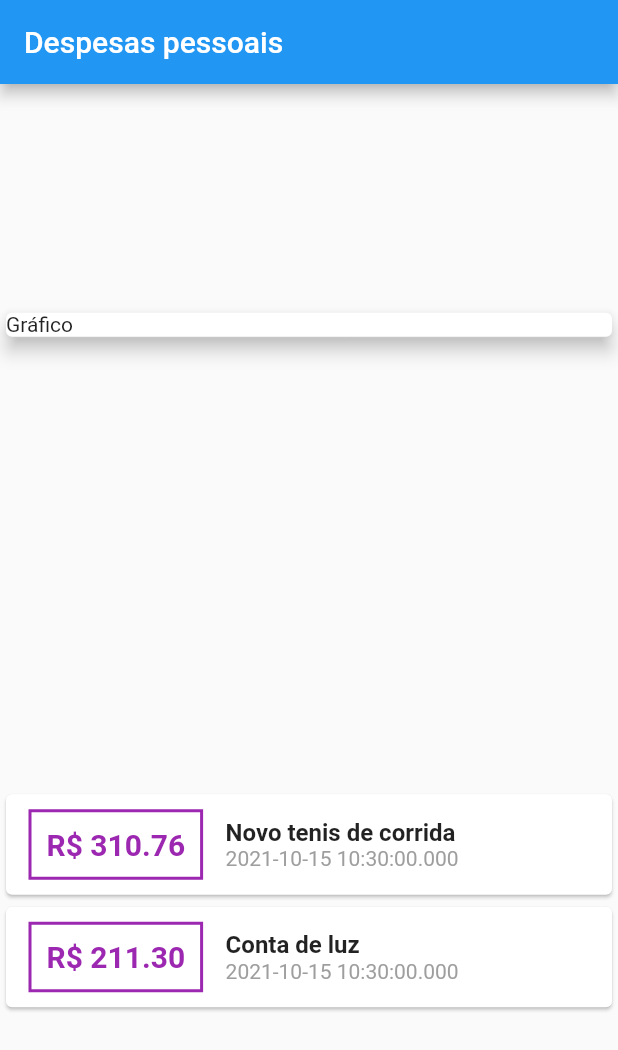
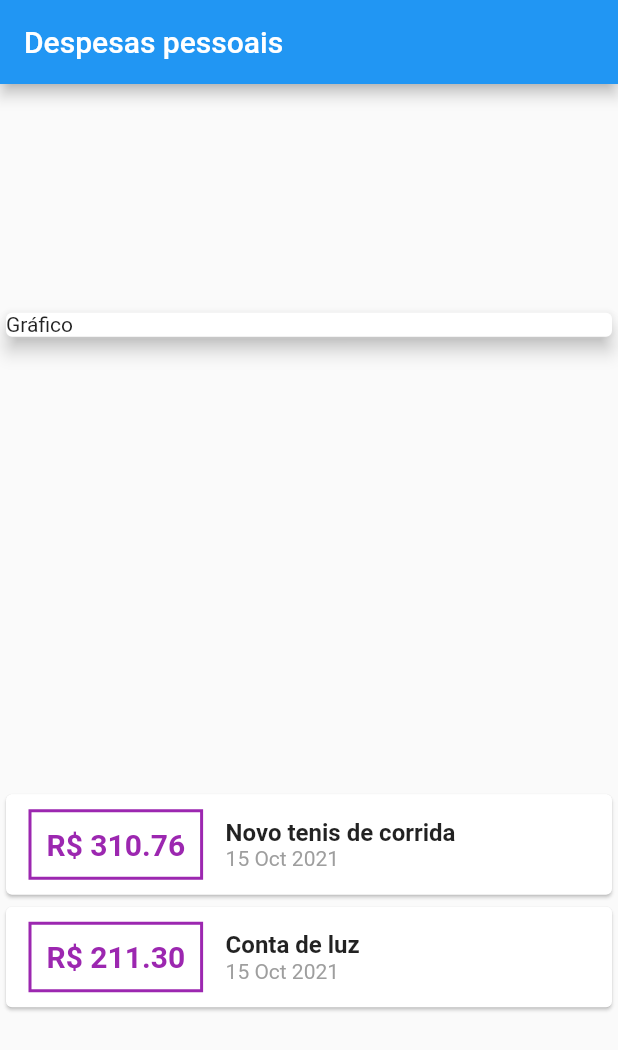
Before and after one commit to jccallves-developer/expenses, a Flutter app: the screen it shows after launch, on a phone screen of 412 x 824 dp. Shown: the top 1050 px of the screen. Run offline on Flutter 3.47's test engine with Material 2 defaults, Android fonts, the phone set to English and light mode, and no system bars.

Commit message:
#Aula104 - Instalando pacote externo Intl

```diff
--- a/lib/main.dart
+++ b/lib/main.dart
@@ -1,5 +1,6 @@
 import 'package:expenses/models/transaction.dart';
 import 'package:flutter/material.dart';
+import 'package:intl/intl.dart';
 
 main() => runApp(ExpensesApp());
 
@@ -67,13 +68,17 @@ class MyHomePage extends StatelessWidget {
                     Column(
                       crossAxisAlignment: CrossAxisAlignment.start,
                       children: [
-                        Text(tr.title,
-                            style: TextStyle(
-                                fontWeight: FontWeight.bold, fontSize: 16)),
-                        Text(tr.date.toString(),
-                            style: TextStyle(
-                              color: Colors.grey,
-                            )),
+                        Text(
+                          tr.title,
+                          style: TextStyle(
+                              fontWeight: FontWeight.bold, fontSize: 16),
+                        ),
+                        Text(
+                          DateFormat('d MMM y').format(tr.date),
+                          style: TextStyle(
+                            color: Colors.grey,
+                          ),
+                        ),
                       ],
                     )
                   ],
--- a/pubspec.yaml
+++ b/pubspec.yaml
@@ -29,7 +29,7 @@ environment:
 dependencies:
   flutter:
     sdk: flutter
-
+  intl: 0.17.0
 
   # The following adds the Cupertino Icons font to your application.
   # Use with the CupertinoIcons class for iOS style icons.
```
Also changed, not shown: pubspec.lock.
